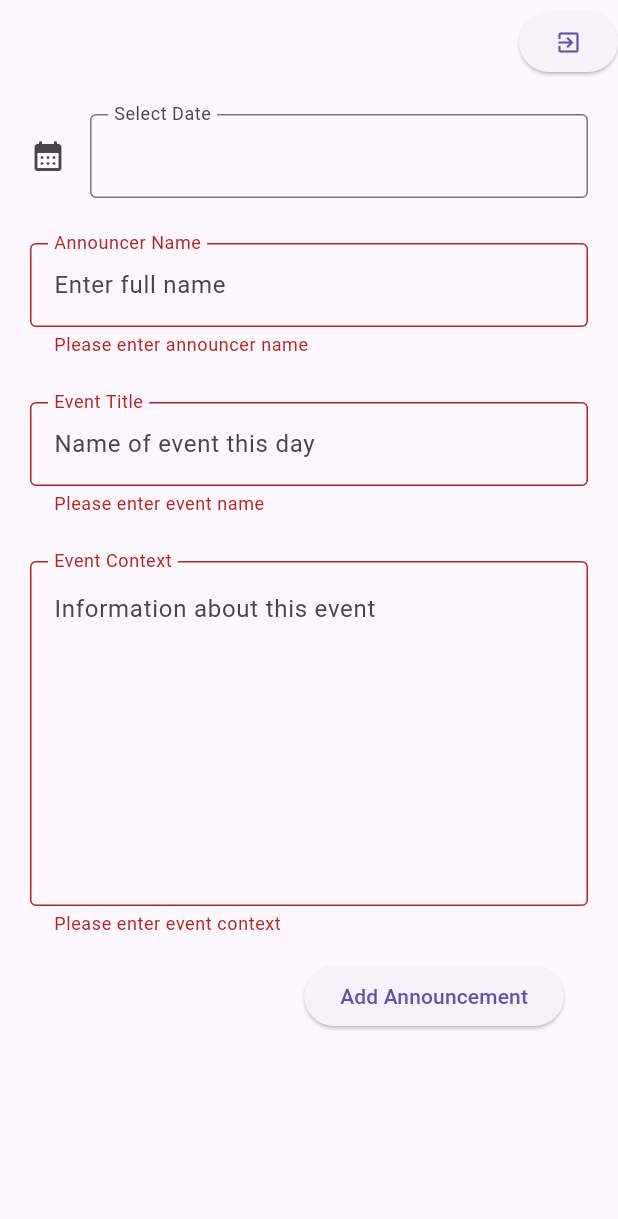
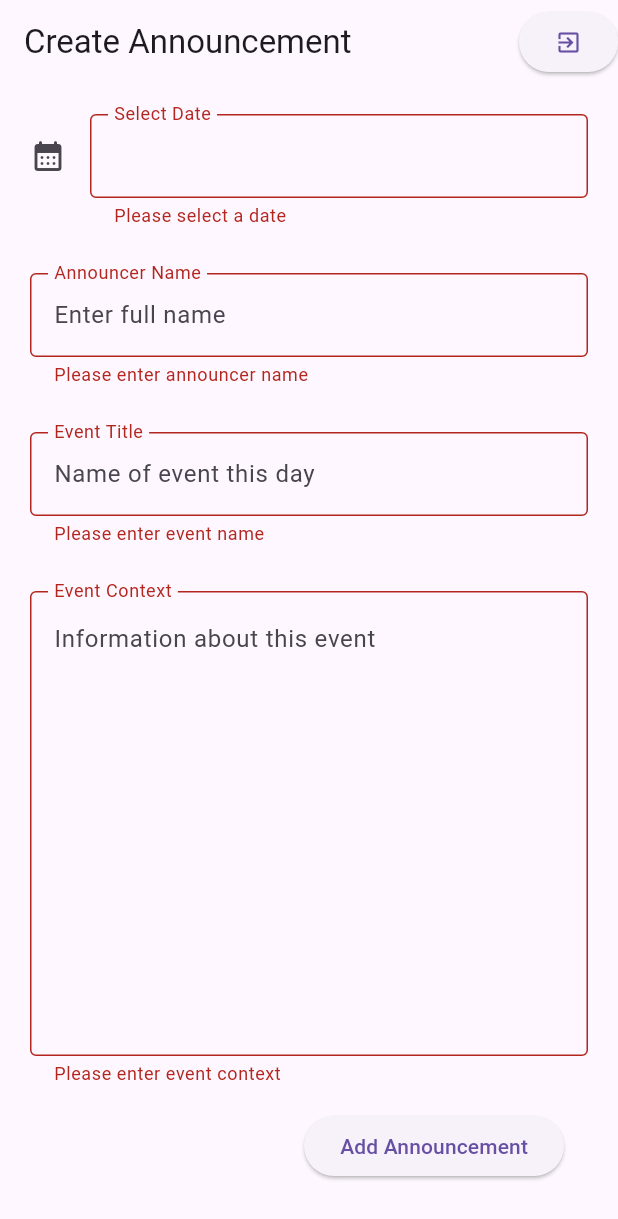
Before and after one commit to ZeekHoft/CCS-Compass, a Flutter app: the CreateAnnouncement screen opened directly, after a tap on "Add Announcement", on a phone screen of 412 x 824 dp. Shown: the top 1219 px of the screen. Run offline on Flutter 3.47's test engine with Material 3 defaults, Android fonts, the light colour scheme and no system bars; our stand-ins replace cloud_firestore, firebase_auth, firebase_core; accounts and stored records are empty.

Commit message:
fixed the navigation error in creating announcements

```diff
--- a/lib/pages/announcement/create_announcement.dart
+++ b/lib/pages/announcement/create_announcement.dart
@@ -1,4 +1,3 @@
-import 'package:ccs_compass/pages/announcement/council_announcements.dart';
 import 'package:ccs_compass/pages/home/home_layout.dart';
 import 'package:cloud_firestore/cloud_firestore.dart';
 import 'package:flutter/material.dart';
@@ -18,11 +17,17 @@ class _CreateAnnouncementState extends State<CreateAnnouncement> {
   final contextEventController = TextEditingController();
   final _formKey = GlobalKey<FormState>();
 
-  void navigateToAnnouncement() {
-    Navigator.pushReplacement(context,
-        MaterialPageRoute(builder: (context) => const CouncilAnnouncements()));
+  // Corrected function to navigate to HomeLayout and replace the current route
+  void navigateToHomeLayout() {
+    Navigator.pushReplacement(
+      context,
+      MaterialPageRoute(
+        builder: (BuildContext context) => const HomeLayout(),
+      ),
+    );
   }
 
+  // Function to handle making an announcement
   void makeAnnouncement() async {
     if (!_formKey.currentState!.validate()) {
       return;
@@ -39,23 +44,27 @@ class _CreateAnnouncementState extends State<CreateAnnouncement> {
 
     try {
       await FirebaseFirestore.instance.collection("ccs_announcements").add({
-        "dater": titleEventController.text.trim(),
+        "dater": dateEventController.text.trim(), // Date of event
         "announcer": announcedByController.text.trim(),
-        "event": dateEventController.text.trim(),
-        "context": contextEventController.text.trim()
+        "event": titleEventController.text.trim(), // Title of event
+        "context": contextEventController.text.trim(),
       });
       if (mounted) {
-        Navigator.of(context).pop();
+        Navigator.of(context).pop(); // Dismiss the loading indicator
       }
       ScaffoldMessenger.of(context).showSnackBar(
         const SnackBar(content: Text('Announcement made successfully!')),
       );
-      navigateToAnnouncement();
+      navigateToHomeLayout(); // Navigate to home after successful announcement
     } catch (e) {
+      if (mounted) {
+        Navigator.of(context).pop(); // Dismiss the loading indicator on error
+      }
       errorMessage("Failed to make announcement: $e");
     }
   }
 
+  // Function to show an error message dialog
   void errorMessage(String message) {
     showDialog(
       context: context,
@@ -67,9 +76,10 @@ class _CreateAnnouncementState extends State<CreateAnnouncement> {
           actions: [
             TextButton(
               onPressed: () {
-                  Navigator.pop(context);
+                Navigator.pop(context); // Dismiss the error dialog
               },
-                child: const Text("Ok"))
+              child: const Text("Ok"),
+            ),
           ],
         );
       },
@@ -78,22 +88,30 @@ class _CreateAnnouncementState extends State<CreateAnnouncement> {
 
   @override
   Widget build(BuildContext context) {
-    return SafeArea(
+    return PopScope(
+      // This handles the system back button or implicit back arrow
+      canPop: false, // Prevent the default pop behavior
+      onPopInvoked: (didPop) {
+        if (didPop) {
+          return; // If the system already handled the pop, do nothing
+        }
+        navigateToHomeLayout(); // Navigate to HomeLayout when back is pressed
+      },
+      child: SafeArea(
         child: Scaffold(
           appBar: AppBar(
+            title: const Text("Create Announcement"),
             actions: [
+              // This button now consistently navigates back to HomeLayout
               ElevatedButton(
-              onPressed: () {
-                Navigator.pushReplacement(
-                    context,
-                    MaterialPageRoute(
-                        builder: (context) => const HomeLayout()));
-              },
-              child: const Icon(Icons.exit_to_app))
+                onPressed: navigateToHomeLayout,
+                child: const Icon(Icons.exit_to_app),
+              ),
             ],
           ),
           body: Padding(
-        padding: const EdgeInsetsGeometry.all(20.0),
+            padding: const EdgeInsets.all(
+                20.0), // Use EdgeInsets.all for consistency
             child: Form(
               key: _formKey,
               child: Column(
@@ -101,8 +119,11 @@ class _CreateAnnouncementState extends State<CreateAnnouncement> {
                   Expanded(
                     child: Column(
                       children: [
-                      TextField(
+                        TextFormField(
+                          // Changed TextField to TextFormField for validation
                           controller: dateEventController,
+                          readOnly:
+                              true, // Make it read-only so date picker is the only input
                           decoration: const InputDecoration(
                             icon: Icon(Icons.calendar_month_rounded),
                             border: OutlineInputBorder(),
@@ -114,7 +135,8 @@ class _CreateAnnouncementState extends State<CreateAnnouncement> {
                               context: context,
                               initialDate: DateTime.now(),
                               firstDate: DateTime(2025),
-                              lastDate: DateTime(2100));
+                              lastDate: DateTime(2100),
+                            );
 
                             if (pickeddate != null) {
                               setState(() {
@@ -122,6 +144,12 @@ class _CreateAnnouncementState extends State<CreateAnnouncement> {
                                     DateFormat('yyyy-MM-dd').format(pickeddate);
                               });
                             }
+                          },
+                          validator: (value) {
+                            if (value == null || value.isEmpty) {
+                              return "Please select a date";
+                            }
+                            return null;
                           },
                         ),
                         const SizedBox(
@@ -133,7 +161,8 @@ class _CreateAnnouncementState extends State<CreateAnnouncement> {
                             border: OutlineInputBorder(),
                             label: Text("Announcer Name"),
                             floatingLabelBehavior: FloatingLabelBehavior.always,
-                            hintText: "Enter full name"),
+                            hintText: "Enter full name",
+                          ),
                           validator: (value) {
                             if (value == null || value.isEmpty) {
                               return "Please enter announcer name";
@@ -150,13 +179,14 @@ class _CreateAnnouncementState extends State<CreateAnnouncement> {
                             border: OutlineInputBorder(),
                             label: Text("Event Title"),
                             floatingLabelBehavior: FloatingLabelBehavior.always,
-                            hintText: "Name of event this day"),
+                            hintText: "Name of event this day",
+                          ),
                           validator: (value) {
                             if (value == null || value.isEmpty) {
                               return "Please enter event name";
                             }
                             if (value.length < 5) {
-                            return "Too short for event name, , need atlest 5 characters";
+                              return "Too short for event name, need at least 5 characters";
                             }
                             return null;
                           },
@@ -164,28 +194,28 @@ class _CreateAnnouncementState extends State<CreateAnnouncement> {
                         const SizedBox(
                           height: 30,
                         ),
-                      SizedBox(
-                        height: 250,
+                        Expanded(
+                          // Use Expanded here to make the TextFormField take available space
                           child: TextFormField(
                             textAlignVertical: TextAlignVertical.top,
                             controller: contextEventController,
-                          maxLines: null,
-                          expands: true,
+                            maxLines: null, // Allows multiple lines
+                            expands:
+                                true, // Allows the field to expand vertically
                             keyboardType: TextInputType.multiline,
                             decoration: const InputDecoration(
                               border: OutlineInputBorder(),
-                              label: Text(
-                                "Event Context",
-                              ),
+                              label: Text("Event Context"),
                               floatingLabelBehavior:
                                   FloatingLabelBehavior.always,
-                              hintText: "Information about this event"),
+                              hintText: "Information about this event",
+                            ),
                             validator: (value) {
                               if (value == null || value.isEmpty) {
                                 return "Please enter event context";
                               }
                               if (value.length < 10) {
-                              return "Too short for event context, need atlest 10 characters";
+                                return "Too short for event context, need at least 10 characters";
                               }
                               return null;
                             },
@@ -197,18 +227,23 @@ class _CreateAnnouncementState extends State<CreateAnnouncement> {
                             mainAxisAlignment: MainAxisAlignment.end,
                             children: [
                               ElevatedButton(
-                                onPressed: (makeAnnouncement),
-                                child: const Text("Add Announcement"))
-                          ],
+                                onPressed:
+                                    makeAnnouncement, // Call the makeAnnouncement function
+                                child: const Text("Add Announcement"),
                               ),
-                      )
                             ],
                           ),
                         ),
                       ],
-            )),
                     ),
-    ));
+                  ),
+                ],
+              ),
+            ),
+          ),
+        ),
+      ),
+    );
   }
 
   @override
--- a/lib/pages/home/home.dart
+++ b/lib/pages/home/home.dart
@@ -1,5 +1,4 @@
 import 'package:ccs_compass/util/pull_student_data.dart';
-import 'package:firebase_auth/firebase_auth.dart';
 import 'package:flutter/material.dart';
 import 'package:provider/provider.dart';
 
--- a/lib/pages/home/home_layout.dart
+++ b/lib/pages/home/home_layout.dart
@@ -1,3 +1,4 @@
+import 'package:ccs_compass/authenticate/final_authenticate.dart';
 import 'package:ccs_compass/pages/announcement/council_announcements.dart';
 import 'package:ccs_compass/pages/home/home.dart';
 import 'package:ccs_compass/util/pull_student_data.dart';
@@ -20,6 +21,10 @@ class _HomeLayoutState extends State<HomeLayout> {
       await FirebaseAuth.instance.signOut();
       ScaffoldMessenger.of(context).showSnackBar(
         const SnackBar(content: Text('Successfully signed out!')),
+      );
+      Navigator.of(context).pushAndRemoveUntil(
+        MaterialPageRoute(builder: (context) => const FinalAuthenticate()),
+        (Route<dynamic> route) => false,
       );
     } catch (e) {
       print("Error signing out: $e");
```
Lines whose indentation alone changed are shown as unchanged.
